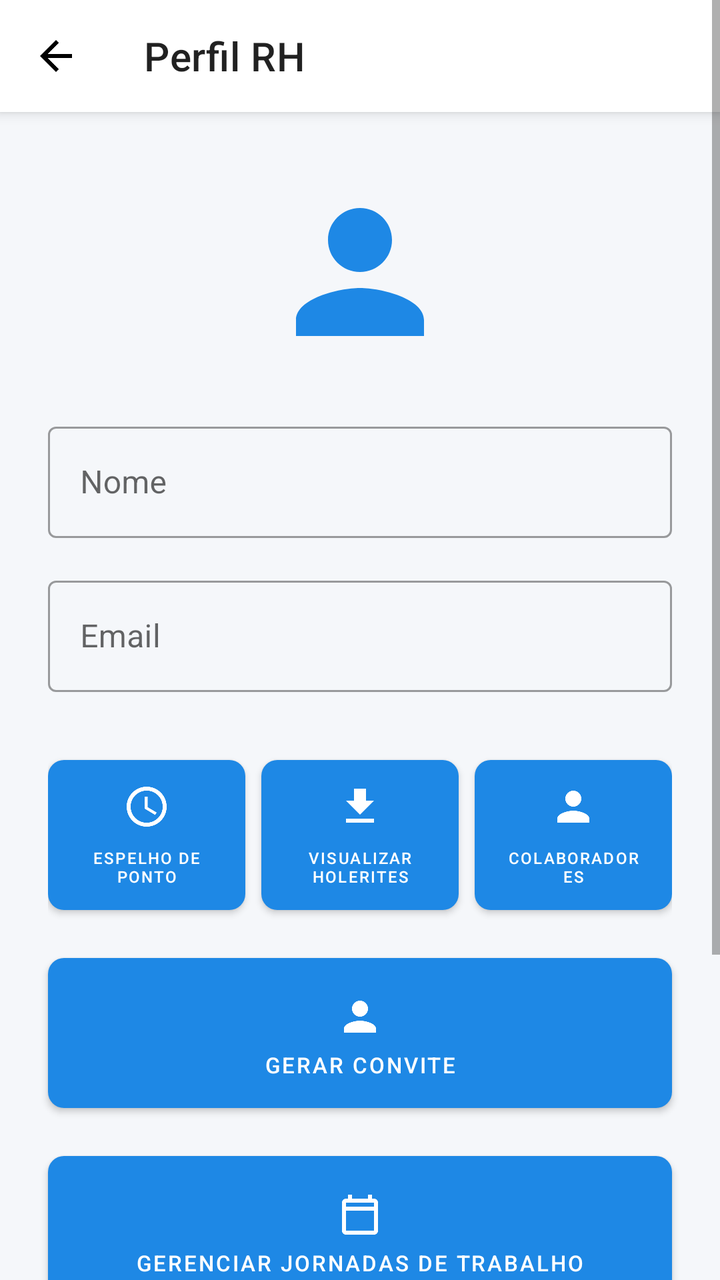
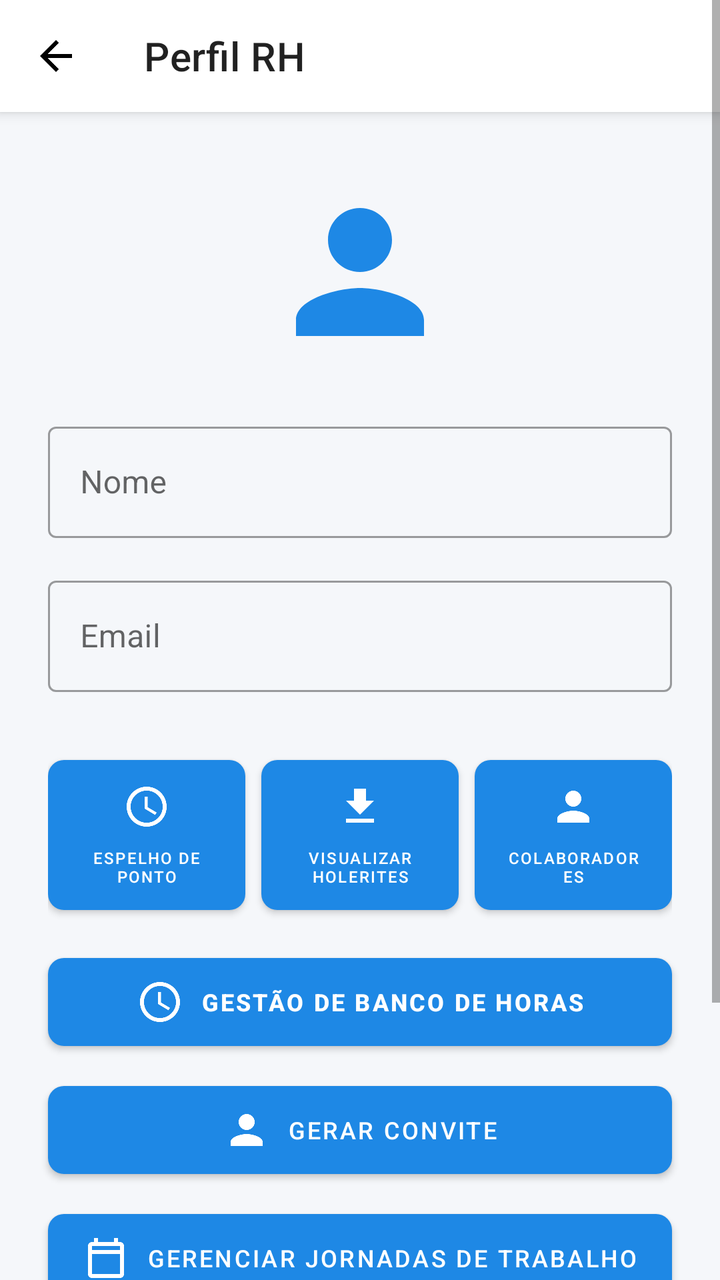

Screens rendered from an Android XML layout before and after an edit, with the pre-edit source and the edit as a unified diff.
<!-- AndroidManifest.xml: application theme Theme.EasyClock -->
<!-- res/layout/activity_perfil_rh.xml -->
<?xml version="1.0" encoding="utf-8"?>
<ScrollView xmlns:android="http://schemas.android.com/apk/res/android"
    xmlns:app="http://schemas.android.com/apk/res-auto"
    android:layout_width="match_parent"
    android:layout_height="match_parent"
    android:fillViewport="true"
    android:background="@color/background">

    <androidx.constraintlayout.widget.ConstraintLayout
        android:layout_width="match_parent"
        android:layout_height="wrap_content"
        android:paddingBottom="24dp">

        <com.google.android.material.appbar.MaterialToolbar
            android:id="@+id/toolbarPerfilRh"
            android:layout_width="match_parent"
            android:layout_height="?attr/actionBarSize"
            android:background="@color/surface"
            android:elevation="4dp"
            app:navigationIcon="@drawable/ic_arrow_back"
            app:title="Perfil RH"
            app:layout_constraintTop_toTopOf="parent" />

        <ImageView
            android:id="@+id/ivAvatarRh"
            android:layout_width="96dp"
            android:layout_height="96dp"
            android:layout_marginTop="32dp"
            android:src="@drawable/ic_person"
            android:contentDescription="@string/perfil"
            app:tint="@color/primary"
            app:layout_constraintTop_toBottomOf="@id/toolbarPerfilRh"
            app:layout_constraintStart_toStartOf="parent"
            app:layout_constraintEnd_toEndOf="parent" />

        <com.google.android.material.textfield.TextInputLayout
            android:id="@+id/tilNomePerfilRh"
            style="@style/Widget.MaterialComponents.TextInputLayout.OutlinedBox"
            android:layout_width="0dp"
            android:layout_height="wrap_content"
            android:layout_marginHorizontal="24dp"
            android:layout_marginTop="24dp"
            android:hint="@string/nome"
            app:layout_constraintTop_toBottomOf="@id/ivAvatarRh"
            app:layout_constraintStart_toStartOf="parent"
            app:layout_constraintEnd_toEndOf="parent">

            <com.google.android.material.textfield.TextInputEditText
                android:id="@+id/etNomePerfilRh"
                android:layout_width="match_parent"
                android:layout_height="wrap_content" />
        </com.google.android.material.textfield.TextInputLayout>

        <com.google.android.material.textfield.TextInputLayout
            android:id="@+id/tilEmailPerfilRh"
            style="@style/Widget.MaterialComponents.TextInputLayout.OutlinedBox"
            android:layout_width="0dp"
            android:layout_height="wrap_content"
            android:layout_marginHorizontal="24dp"
            android:layout_marginTop="16dp"
            android:hint="@string/email"
            app:layout_constraintTop_toBottomOf="@id/tilNomePerfilRh"
            app:layout_constraintStart_toStartOf="parent"
            app:layout_constraintEnd_toEndOf="parent">

            <com.google.android.material.textfield.TextInputEditText
                android:id="@+id/etEmailPerfilRh"
                android:layout_width="match_parent"
                android:layout_height="wrap_content" />
        </com.google.android.material.textfield.TextInputLayout>

        
        <LinearLayout
            android:id="@+id/layoutAcoesPerfilRh"
            android:layout_width="0dp"
            android:layout_height="wrap_content"
            android:layout_marginHorizontal="24dp"
            android:layout_marginTop="28dp"
            android:orientation="horizontal"
            app:layout_constraintEnd_toEndOf="parent"
            app:layout_constraintStart_toStartOf="parent"
            app:layout_constraintTop_toBottomOf="@id/tilEmailPerfilRh">

            <com.google.android.material.button.MaterialButton
                android:id="@+id/btnEspelhoPontoRh"
                android:layout_width="0dp"
                android:layout_height="87dp"
                android:layout_marginEnd="4dp"
                android:layout_weight="1"
                android:text="@string/espelho_de_ponto"
                android:textSize="8sp"
                app:cornerRadius="8dp"
                app:icon="@drawable/ic_clock"
                app:iconGravity="textTop" />

            <com.google.android.material.button.MaterialButton
                android:id="@+id/btnVisualizarHoleritesRh"
                android:layout_width="0dp"
                android:layout_height="87dp"
                android:layout_marginHorizontal="4dp"
                android:layout_weight="1"
                android:text="@string/visualizar_holerites"
                android:textSize="8sp"
                app:cornerRadius="8dp"
                app:icon="@drawable/ic_download"
                app:iconGravity="textTop" />

            <com.google.android.material.button.MaterialButton
                android:id="@+id/btnVerTodosColaboradores"
                android:layout_width="0dp"
                android:layout_height="87dp"
                android:layout_marginStart="4dp"
                android:layout_weight="1"
                android:text="@string/colaboradores"
                android:textSize="8sp"
                app:cornerRadius="8dp"
                app:icon="@drawable/ic_person"
                app:iconGravity="textTop" />
        </LinearLayout>

        <com.google.android.material.button.MaterialButton
            android:id="@+id/btnGerarConviteRh"
            android:layout_width="0dp"
            android:layout_height="87dp"
            android:layout_marginHorizontal="24dp"
            android:layout_marginTop="12dp"
            android:text="@string/gerar_convite"
            android:textSize="11sp"
            app:cornerRadius="8dp"
            app:icon="@drawable/ic_person"
            app:iconGravity="textTop"
            app:layout_constraintTop_toBottomOf="@id/layoutAcoesPerfilRh"
            app:layout_constraintStart_toStartOf="parent"
            app:layout_constraintEnd_toEndOf="parent" />

        <com.google.android.material.button.MaterialButton
            android:id="@+id/btnGerenciarJornadas"
            android:layout_width="0dp"
            android:layout_height="87dp"
            android:layout_marginHorizontal="24dp"
            android:layout_marginTop="12dp"
            android:text="@string/gerenciar_jornadas"
            android:textSize="11sp"
            app:cornerRadius="8dp"
            app:icon="@drawable/ic_calendar"
            app:iconGravity="textTop"
            app:layout_constraintTop_toBottomOf="@id/btnGerarConviteRh"
            app:layout_constraintStart_toStartOf="parent"
            app:layout_constraintEnd_toEndOf="parent" />

        <com.google.android.material.button.MaterialButton
            android:id="@+id/btnConsultarPontosRh"
            android:layout_width="0dp"
            android:layout_height="87dp"
            android:layout_marginHorizontal="24dp"
            android:layout_marginTop="12dp"
            android:text="Consultar Pontos"
            android:textSize="11sp"
            app:cornerRadius="8dp"
            app:icon="@drawable/ic_clock"
            app:iconGravity="textTop"
            app:layout_constraintTop_toBottomOf="@id/btnGerenciarJornadas"
            app:layout_constraintStart_toStartOf="parent"
            app:layout_constraintEnd_toEndOf="parent" />

        <com.google.android.material.button.MaterialButton
            android:id="@+id/btnLogoutRh"
            style="@style/Widget.MaterialComponents.Button.OutlinedButton"
            android:layout_width="0dp"
            android:layout_height="56dp"
            android:layout_marginHorizontal="24dp"
            android:layout_marginTop="20dp"
            android:text="@string/logout"
            android:textColor="@color/button_danger"
            app:strokeColor="@color/button_danger"
            app:cornerRadius="8dp"
            app:icon="@drawable/ic_logout"
            app:iconTint="@color/button_danger"
            app:iconGravity="textStart"
            app:layout_constraintTop_toBottomOf="@id/btnConsultarPontosRh"
            app:layout_constraintStart_toStartOf="parent"
            app:layout_constraintEnd_toEndOf="parent" />

    </androidx.constraintlayout.widget.ConstraintLayout>
</ScrollView>
<!-- resources referenced by this layout -->
<resources>
  <color name="background">#F5F7FA</color>
  <color name="button_danger">#D32F2F</color>
  <color name="primary">#1E88E5</color>
  <color name="surface">#FFFFFF</color>
  <!-- drawable ic_arrow_back (drawable) -->
  <?xml version="1.0" encoding="utf-8"?>
  <vector xmlns:android="http://schemas.android.com/apk/res/android"
      android:width="24dp"
      android:height="24dp"
      android:viewportWidth="24"
      android:viewportHeight="24">
    <path
        android:fillColor="#FF000000"
        android:pathData="M20,11H7.83l5.59,-5.59L12,4l-8,8 8,8 1.41,-1.41L7.83,13H20v-2z"/>
  </vector>
  <!-- drawable ic_calendar (drawable) -->
  <?xml version="1.0" encoding="utf-8"?>
  <vector xmlns:android="http://schemas.android.com/apk/res/android"
      android:width="24dp"
      android:height="24dp"
      android:viewportWidth="24"
      android:viewportHeight="24">
    <path
        android:fillColor="#FF000000"
        android:pathData="M19,4h-1V2h-2v2H8V2H6v2H5c-1.11,0 -1.99,0.9 -1.99,2L3,20c0,1.1 0.89,2 2,2h14c1.1,0 2,-0.9 2,-2V6c0,-1.1 -0.9,-2 -2,-2zM19,20H5V10h14v10zM19,8H5V6h14v2z"/>
  </vector>
  <!-- drawable ic_clock (drawable) -->
  <?xml version="1.0" encoding="utf-8"?>
  <vector xmlns:android="http://schemas.android.com/apk/res/android"
      android:width="24dp"
      android:height="24dp"
      android:viewportWidth="24"
      android:viewportHeight="24">
    <path
        android:fillColor="#FF000000"
        android:pathData="M11.99,2C6.47,2 2,6.48 2,12s4.47,10 9.99,10C17.52,22 22,17.52 22,12S17.52,2 11.99,2zM12,20c-4.42,0 -8,-3.58 -8,-8s3.58,-8 8,-8 8,3.58 8,8 -3.58,8 -8,8zM12.5,7H11v6l5.25,3.15 0.75,-1.23 -4.5,-2.67z"/>
  </vector>
  <!-- drawable ic_download (drawable) -->
  <?xml version="1.0" encoding="utf-8"?>
  <vector xmlns:android="http://schemas.android.com/apk/res/android"
      android:width="24dp"
      android:height="24dp"
      android:viewportWidth="24"
      android:viewportHeight="24">
    <path
        android:fillColor="#FF000000"
        android:pathData="M19,9h-4V3H9v6H5l7,7 7,-7zM5,18v2h14v-2H5z"/>
  </vector>
  <!-- drawable ic_logout (drawable) -->
  <?xml version="1.0" encoding="utf-8"?>
  <vector xmlns:android="http://schemas.android.com/apk/res/android"
      android:width="24dp"
      android:height="24dp"
      android:viewportWidth="24"
      android:viewportHeight="24">
    <path
        android:fillColor="#FF000000"
        android:pathData="M17,7l-1.41,1.41L18.17,11H8v2h10.17l-2.58,2.58L17,17l5,-5zM4,5h8V3H4c-1.1,0 -2,0.9 -2,2v14c0,1.1 0.9,2 2,2h8v-2H4V5z"/>
  </vector>
  <!-- drawable ic_person (drawable) -->
  <?xml version="1.0" encoding="utf-8"?>
  <vector xmlns:android="http://schemas.android.com/apk/res/android"
      android:width="24dp"
      android:height="24dp"
      android:viewportWidth="24"
      android:viewportHeight="24">
    <path
        android:fillColor="#FF000000"
        android:pathData="M12,12c2.21,0 4,-1.79 4,-4s-1.79,-4 -4,-4 -4,1.79 -4,4 1.79,4 4,4zM12,14c-2.67,0 -8,1.34 -8,4v2h16v-2c0,-2.66 -5.33,-4 -8,-4z"/>
  </vector>
  <string name="colaboradores">Colaboradores</string>
  <string name="email">Email</string>
  <string name="espelho_de_ponto">Espelho de Ponto</string>
  <string name="gerar_convite">Gerar Convite</string>
  <string name="gerenciar_jornadas">Gerenciar Jornadas de Trabalho</string>
  <string name="logout">Logout / Sair</string>
  <string name="nome">Nome</string>
  <string name="perfil">Perfil</string>
  <string name="visualizar_holerites">Visualizar Holerites</string>
  <color name="primary_dark">#1565C0</color>
  <color name="accent">#26A69A</color>
  <!-- unchanged entries left out for length: 1 -->
</resources>

<!-- the commit's change to res/layout/activity_perfil_rh.xml (unified diff, before → after) -->
@@ -119,31 +119,47 @@
         </LinearLayout>
 
         <com.google.android.material.button.MaterialButton
+            android:id="@+id/btnBancoHorasRh"
+            android:layout_width="0dp"
+            android:layout_height="56dp"
+            android:layout_marginHorizontal="24dp"
+            android:layout_marginTop="12dp"
+            android:text="Gestão de Banco de Horas"
+            android:textSize="12sp"
+            android:textStyle="bold"
+            app:cornerRadius="8dp"
+            app:icon="@drawable/ic_clock"
+            app:iconGravity="textStart"
+            app:layout_constraintTop_toBottomOf="@id/layoutAcoesPerfilRh"
+            app:layout_constraintStart_toStartOf="parent"
+            app:layout_constraintEnd_toEndOf="parent" />
+
+        <com.google.android.material.button.MaterialButton
             android:id="@+id/btnGerarConviteRh"
             android:layout_width="0dp"
-            android:layout_height="87dp"
-            android:layout_marginHorizontal="24dp"
-            android:layout_marginTop="12dp"
+            android:layout_height="56dp"
+            android:layout_marginHorizontal="24dp"
+            android:layout_marginTop="8dp"
             android:text="@string/gerar_convite"
-            android:textSize="11sp"
+            android:textSize="12sp"
             app:cornerRadius="8dp"
             app:icon="@drawable/ic_person"
-            app:iconGravity="textTop"
-            app:layout_constraintTop_toBottomOf="@id/layoutAcoesPerfilRh"
+            app:iconGravity="textStart"
+            app:layout_constraintTop_toBottomOf="@id/btnBancoHorasRh"
             app:layout_constraintStart_toStartOf="parent"
             app:layout_constraintEnd_toEndOf="parent" />
 
         <com.google.android.material.button.MaterialButton
             android:id="@+id/btnGerenciarJornadas"
             android:layout_width="0dp"
-            android:layout_height="87dp"
-            android:layout_marginHorizontal="24dp"
-            android:layout_marginTop="12dp"
+            android:layout_height="56dp"
+            android:layout_marginHorizontal="24dp"
+            android:layout_marginTop="8dp"
             android:text="@string/gerenciar_jornadas"
-            android:textSize="11sp"
+            android:textSize="12sp"
             app:cornerRadius="8dp"
             app:icon="@drawable/ic_calendar"
-            app:iconGravity="textTop"
+            app:iconGravity="textStart"
             app:layout_constraintTop_toBottomOf="@id/btnGerarConviteRh"
             app:layout_constraintStart_toStartOf="parent"
             app:layout_constraintEnd_toEndOf="parent" />
@@ -151,14 +167,14 @@
         <com.google.android.material.button.MaterialButton
             android:id="@+id/btnConsultarPontosRh"
             android:layout_width="0dp"
-            android:layout_height="87dp"
-            android:layout_marginHorizontal="24dp"
-            android:layout_marginTop="12dp"
+            android:layout_height="56dp"
+            android:layout_marginHorizontal="24dp"
+            android:layout_marginTop="8dp"
             android:text="Consultar Pontos"
-            android:textSize="11sp"
+            android:textSize="12sp"
             app:cornerRadius="8dp"
             app:icon="@drawable/ic_clock"
-            app:iconGravity="textTop"
+            app:iconGravity="textStart"
             app:layout_constraintTop_toBottomOf="@id/btnGerenciarJornadas"
             app:layout_constraintStart_toStartOf="parent"
             app:layout_constraintEnd_toEndOf="parent" />
@@ -169,7 +185,7 @@
             android:layout_width="0dp"
             android:layout_height="56dp"
             android:layout_marginHorizontal="24dp"
-            android:layout_marginTop="20dp"
+            android:layout_marginTop="16dp"
             android:text="@string/logout"
             android:textColor="@color/button_danger"
             app:strokeColor="@color/button_danger"
